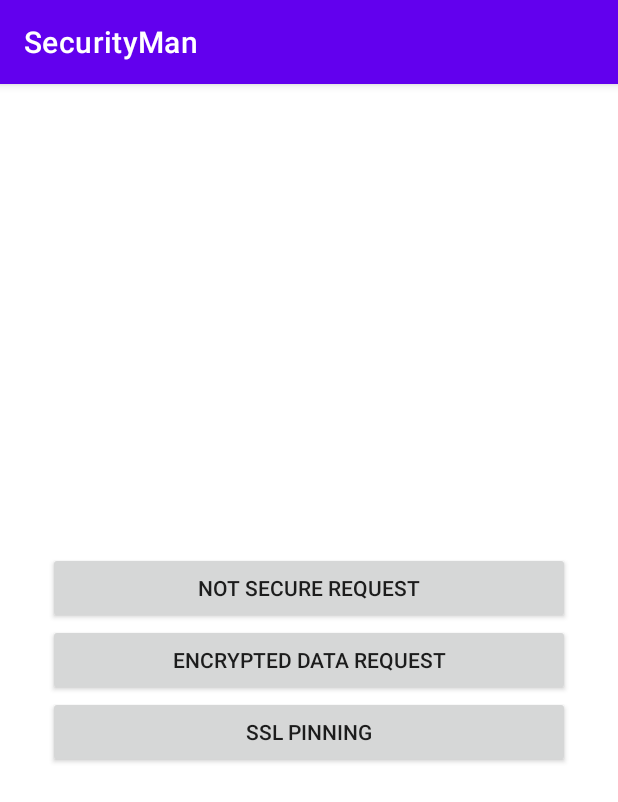
After one commit to ShahryarHejazipour/securityInAndroidApps, an Android app: the WebServiceActivity screen opened directly, with no data from a screen before it, on a phone screen of 412 x 824 dp. The commit adds this screen. Shown: the top 802 px of the screen. Run offline under Robolectric (Android 15) with nearby library versions, the phone set to English and light mode, and no system bars.

Commit message:
implementation Retrofit in Not Secured State

```diff
--- a/app/src/main/java/com/tispunshahryar960103/securityman/ui/Test.java
+++ /dev/null
@@ -1,4 +0,0 @@
-package com.tispunshahryar960103.securityman.ui;
-
-public class Test {
-}
--- /dev/null
+++ b/app/src/main/java/com/tispunshahryar960103/securityman/ui/webService/WebServiceActivity.java
@@ -0,0 +1,45 @@
+package com.tispunshahryar960103.securityman.ui.webService;
+
+import androidx.appcompat.app.AppCompatActivity;
+import androidx.appcompat.widget.AppCompatButton;
+
+import android.content.Intent;
+import android.os.Bundle;
+import android.view.View;
+
+import com.tispunshahryar960103.securityman.R;
+import com.tispunshahryar960103.securityman.api.ApiClient;
+import com.tispunshahryar960103.securityman.ui.webService.notSecure.NotSecureActivity;
+
+import retrofit2.Retrofit;
+
+public class WebServiceActivity extends AppCompatActivity {
+
+    AppCompatButton btn_normal;
+
+
+    @Override
+    protected void onCreate(Bundle savedInstanceState) {
+        super.onCreate(savedInstanceState);
+        setContentView(R.layout.activity_web_service);
+
+        btn_normal=findViewById(R.id.btn_normal);
+
+
+
+        btn_normal.setOnClickListener(new View.OnClickListener() {
+            @Override
+            public void onClick(View v) {
+
+                Intent intent=new Intent(getApplicationContext(), NotSecureActivity.class);
+
+                startActivity(intent);
+
+
+            }
+        });
+
+
+
+    }
+}
--- /dev/null
+++ b/app/src/main/res/layout/activity_web_service.xml
@@ -0,0 +1,33 @@
+<?xml version="1.0" encoding="utf-8"?>
+<LinearLayout xmlns:android="http://schemas.android.com/apk/res/android"
+    xmlns:app="http://schemas.android.com/apk/res-auto"
+    xmlns:tools="http://schemas.android.com/tools"
+    android:layout_width="match_parent"
+    android:layout_height="match_parent"
+    android:orientation="vertical"
+    android:gravity="center"
+    android:padding="@dimen/pdding_32"
+    tools:context=".ui.webService.WebServiceActivity">
+
+    <androidx.appcompat.widget.AppCompatButton
+        android:id="@+id/btn_normal"
+        android:layout_width="match_parent"
+        android:layout_height="wrap_content"
+        android:text="@string/not_secure_request"/>
+
+    <androidx.appcompat.widget.AppCompatButton
+        android:layout_width="match_parent"
+        android:layout_height="wrap_content"
+        android:text="@string/encrypted_data_request"/>
+
+    <androidx.appcompat.widget.AppCompatButton
+        android:layout_width="match_parent"
+        android:layout_height="wrap_content"
+        android:text="@string/ssl_pinning"/>
+
+
+
+
+
+
+</LinearLayout>
--- a/app/src/main/res/values/strings.xml
+++ b/app/src/main/res/values/strings.xml
@@ -20,4 +20,10 @@
     <string name="login">Login</string>
     <string name="register">Register</string>
     <string name="sql_cipher">SQL Cipher</string>
+    <string name="web_service">Web Service</string>
+    <string name="not_secure_request">Not Secure Request</string>
+    <string name="encrypted_data_request">Encrypted Data Request</string>
+    <string name="ssl_pinning">SSL Pinning</string>
+
+
 </resources>
```
Also changed, not shown: app/build.gradle (+7 -0 lines), app/src/main/AndroidManifest.xml (+9 -0 lines), app/src/main/java/com/tispunshahryar960103/securityman/MainActivity.java (+11 -1 lines), app/src/main/java/com/tispunshahryar960103/securityman/api/ApiClient.java (added, +37 -0 lines), app/src/main/java/com/tispunshahryar960103/securityman/api/IService.java (added, +16 -0 lines), app/src/main/java/com/tispunshahryar960103/securityman/model/Lines.java (added, +42 -0 lines), app/src/main/java/com/tispunshahryar960103/securityman/ui/webService/notSecure/NotSecureActivity.java (added, +42 -0 lines), app/src/main/res/layout/activity_main.xml (+42 -7 lines), app/src/main/res/layout/activity_not_secure.xml (added, +9 -0 lines), 2 other files.
